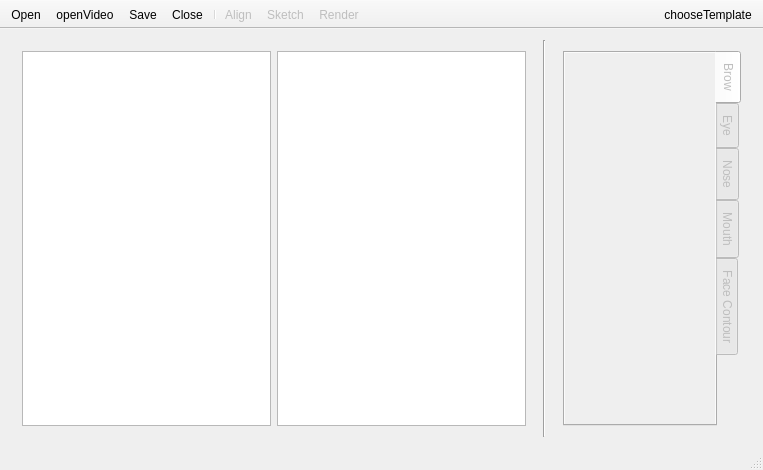
First picture: the form in FaceLocation/mainwindow.ui, repository fishwsr/FaceAlign, before the edit.
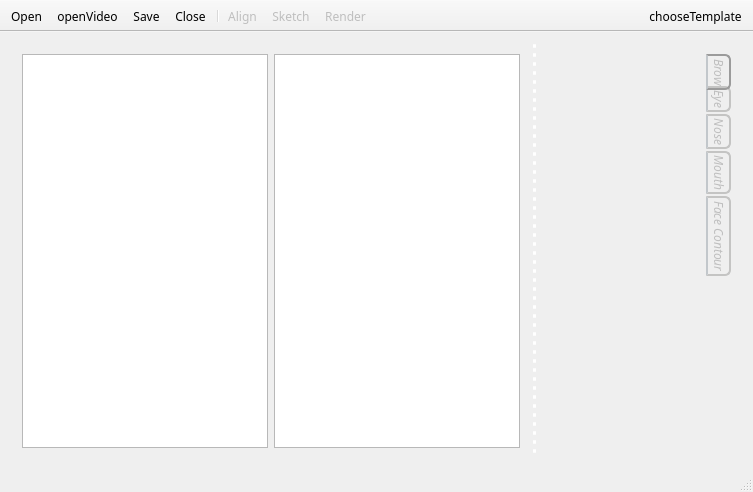
Second picture: the form after the edit. The open tabs and pages were chosen to show the change. Icons and pictures are not drawn. Custom widgets are drawn as their Qt base class.

```diff
--- a/FaceLocation/mainwindow.ui
+++ b/FaceLocation/mainwindow.ui
@@ -6,8 +6,8 @@
    <rect>
     <x>0</x>
     <y>0</y>
-    <width>763</width>
-    <height>470</height>
+    <width>753</width>
+    <height>492</height>
    </rect>
   </property>
   <property name="sizePolicy">
@@ -28,6 +28,11 @@
     <height>16777215</height>
    </size>
   </property>
+  <property name="font">
+   <font>
+    <family>Century Gothic</family>
+   </font>
+  </property>
   <property name="windowTitle">
    <string>MainWindow</string>
   </property>
@@ -35,6 +40,9 @@
    <iconset resource="mainwindow.qrc">
     <normaloff>:/MainWindow/icon/iMovie.png</normaloff>:/MainWindow/icon/iMovie.png</iconset>
   </property>
+  <property name="styleSheet">
+   <string notr="true">QWidget#MainWindow{background-image: url(:/MainWindow/image/lliella_WCheer_paper5.jpg)};</string>
+  </property>
   <widget class="QWidget" name="centralWidget">
    <property name="sizePolicy">
     <sizepolicy hsizetype="Preferred" vsizetype="Preferred">
@@ -48,6 +56,17 @@
      <height>350</height>
     </size>
    </property>
+   <property name="font">
+    <font>
+     <family>Century Gothic</family>
+    </font>
+   </property>
+   <property name="autoFillBackground">
+    <bool>false</bool>
+   </property>
+   <property name="styleSheet">
+    <string notr="true">QWidget#centralWidget{background-image: url(:/MainWindow/image/lliella_WCheer_paper5.jpg)};</string>
+   </property>
    <layout class="QHBoxLayout" name="horizontalLayout_2">
     <property name="sizeConstraint">
      <enum>QLayout::SetDefaultConstraint</enum>
@@ -267,6 +286,15 @@
     </item>
     <item>
      <widget class="Line" name="line">
+      <property name="layoutDirection">
+       <enum>Qt::LeftToRight</enum>
+      </property>
+      <property name="autoFillBackground">
+       <bool>false</bool>
+      </property>
+      <property name="styleSheet">
+       <string notr="true">border: 3px dotted white;</string>
+      </property>
       <property name="orientation">
        <enum>Qt::Vertical</enum>
       </property>
@@ -295,11 +323,16 @@
         <height>16777215</height>
        </size>
       </property>
+      <property name="font">
+       <font>
+        <family>Century Gothic</family>
+       </font>
+      </property>
       <layout class="QVBoxLayout" name="verticalLayout">
        <item>
         <widget class="QTabWidget" name="templateTabWidget">
          <property name="sizePolicy">
-          <sizepolicy hsizetype="Preferred" vsizetype="Expanding">
+          <sizepolicy hsizetype="Preferred" vsizetype="Preferred">
            <horstretch>0</horstretch>
            <verstretch>0</verstretch>
           </sizepolicy>
@@ -310,6 +343,73 @@
            <height>0</height>
           </size>
          </property>
+         <property name="font">
+          <font>
+           <family>Century Gothic</family>
+           <weight>50</weight>
+           <italic>true</italic>
+           <bold>false</bold>
+           <stylestrategy>PreferDefault</stylestrategy>
+          </font>
+         </property>
+         <property name="styleSheet">
+          <string notr="true"> QTabWidget::pane { /* The tab widget frame */
+     border-right: 0px solid #C2C7CB;
+ }
+
+ QTabWidget::tab-bar {
+     top: 0px; /* move to the right by 5px */
+ }
+
+ /* Style the tab using the tab sub-control. Note that
+     it reads QTabBar _not_ QTabWidget */
+ QTabBar::tab {
+     background: qlineargradient(x1: 0, y1: 0, x2: 0, y2: 1,
+                                 stop: 0 #E1E1E1, stop: 0.4 #DDDDDD,
+                                 stop: 0.5 #D8D8D8, stop: 1.0 #D3D3D3);
+     border: 2px solid #C4C4C3;
+     border-left-color: #C2C7CB; /* same as the pane color */
+     border-top-right-radius: 6px;
+     border-bottom-right-radius: 6px;
+     min-height: 15ex;
+	 min-width: 8ex;
+     padding: 2px;
+ }
+
+ QTabBar::tab:selected, QTabBar::tab:hover {
+     background: qlineargradient(x1: 0, y1: 0, x2: 0, y2: 1,
+                                 stop: 0 #fafafa, stop: 0.4 #f4f4f4,
+                                 stop: 0.5 #e7e7e7, stop: 1.0 #fafafa);
+ }
+
+ QTabBar::tab:selected {
+     border-color: #9B9B9B;
+     border-left-color: #C2C7CB; /* same as pane color */
+ }
+
+ QTabBar::tab:!selected {
+     margin-bottom: 2px; /* make non-selected tabs look smaller */
+ }
+
+ /* make use of negative margins for overlapping tabs */
+ QTabBar::tab:selected {
+     /* expand/overlap to the left and right by 4px */
+     margin-top: -4px;
+     margin-bottom: -4px;
+ }
+
+ QTabBar::tab:first:selected {
+     margin-top: 0; /* the first selected tab has nothing to overlap with on the left */
+ }
+
+ QTabBar::tab:last:selected {
+     margin-bottom: 0; /* the last selected tab has nothing to overlap with on the right */
+ }
+
+ QTabBar::tab:only-one {
+     margin: 0; /* if there is only one tab, we don't want overlapping margins */
+ }</string>
+         </property>
          <property name="tabPosition">
           <enum>QTabWidget::East</enum>
          </property>
@@ -317,6 +417,19 @@
           <number>0</number>
          </property>
          <widget class="QWidget" name="browTab">
+          <property name="sizePolicy">
+           <sizepolicy hsizetype="Preferred" vsizetype="Preferred">
+            <horstretch>0</horstretch>
+            <verstretch>0</verstretch>
+           </sizepolicy>
+          </property>
+          <property name="font">
+           <font>
+            <family>Century Gothic</family>
+            <weight>75</weight>
+            <bold>true</bold>
+           </font>
+          </property>
           <attribute name="title">
            <string>Brow</string>
           </attribute>
@@ -332,6 +445,9 @@
              <property name="frameShape">
               <enum>QFrame::NoFrame</enum>
              </property>
+             <property name="horizontalScrollBarPolicy">
+              <enum>Qt::ScrollBarAlwaysOff</enum>
+             </property>
             </widget>
            </item>
           </layout>
@@ -430,6 +546,11 @@
      <verstretch>0</verstretch>
     </sizepolicy>
    </property>
+   <property name="font">
+    <font>
+     <family>Century Gothic</family>
+    </font>
+   </property>
    <property name="toolTip">
     <string/>
    </property>
@@ -457,7 +578,13 @@
    <addaction name="sketchAction"/>
    <addaction name="renderAction"/>
   </widget>
-  <widget class="QStatusBar" name="statusBar"/>
+  <widget class="QStatusBar" name="statusBar">
+   <property name="font">
+    <font>
+     <family>Century Gothic</family>
+    </font>
+   </property>
+  </widget>
   <widget class="QToolBar" name="rightToolBar">
    <property name="sizePolicy">
     <sizepolicy hsizetype="Minimum" vsizetype="Fixed">
@@ -465,6 +592,11 @@
      <verstretch>0</verstretch>
     </sizepolicy>
    </property>
+   <property name="font">
+    <font>
+     <family>Century Gothic</family>
+    </font>
+   </property>
    <property name="windowTitle">
     <string>toolBar</string>
    </property>
```
Left out of the diff: 31 changed lines with no effect on the pictures.
